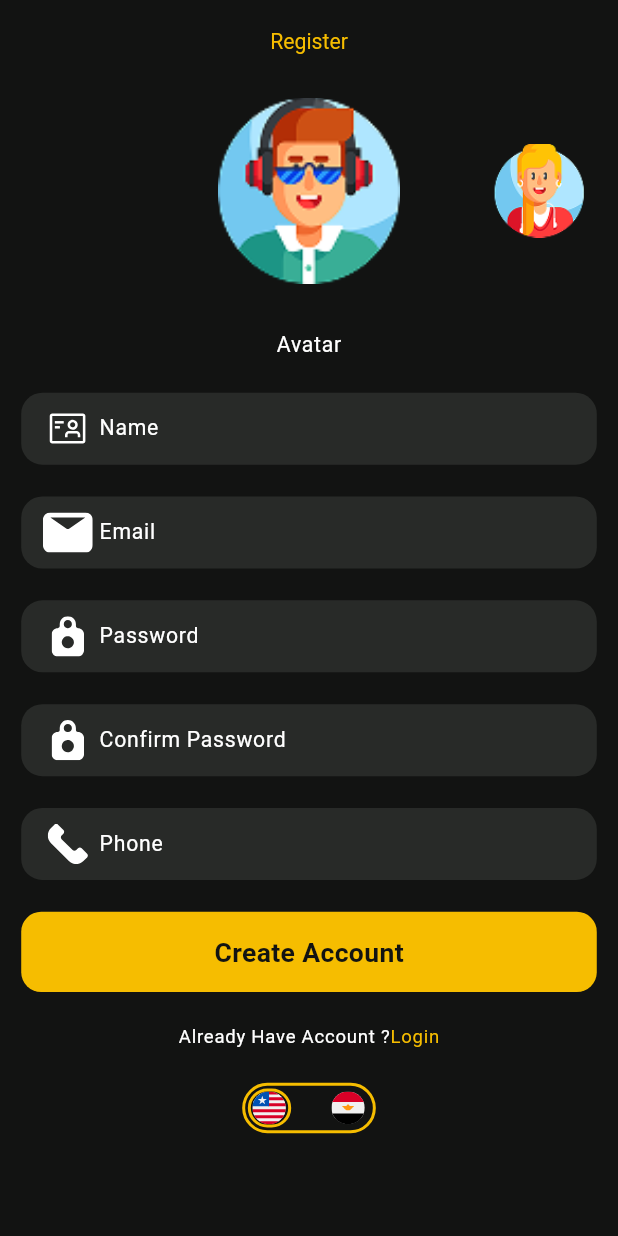
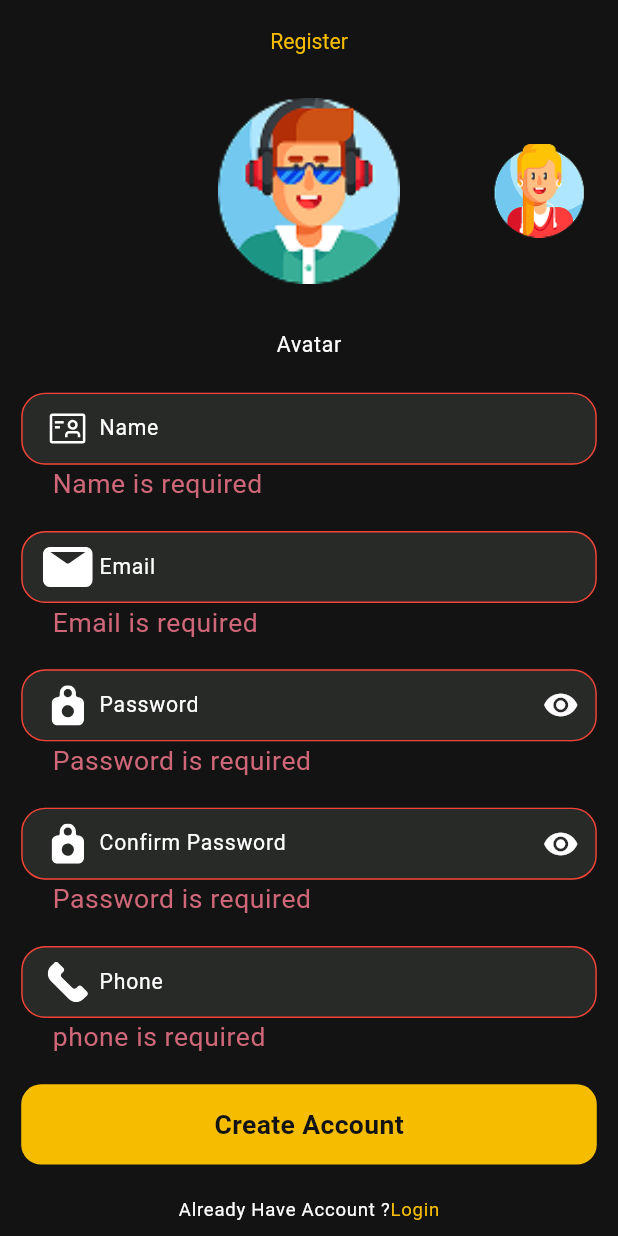
Before and after one commit to shaimaamagdy31/movies-app, a Flutter app: the screen it shows after launch, after a tap on "Create Account", on a phone screen of 412 x 824 dp. Run offline on Flutter 3.47's test engine with Material 3 defaults, Android fonts, the phone set to English and light mode, and no system bars; our stand-ins replace cloud_firestore, firebase_auth, firebase_core, flutter_bloc, flutter_screenutil, flutter_svg and 1 more; accounts and stored records are empty; generated files the repository leaves out were written again.

Commit message:
finish implement firebase signup authentication

```diff
--- a/lib/core/utils/AppConstants.dart
+++ b/lib/core/utils/AppConstants.dart
@@ -12,5 +12,17 @@ class AppConstants {
     AssetsManager.gamer8,
     AssetsManager.gamer9,
   ];
+  static Map<String,String> avatarMap={
+    "0":AssetsManager.gamer1,
+    "1":AssetsManager.gamer2,
+    "2":AssetsManager.gamer3,
+    "3":AssetsManager.gamer4,
+    "4":AssetsManager.gamer5,
+    "5":AssetsManager.gamer6,
+    "6":AssetsManager.gamer7,
+    "7":AssetsManager.gamer8,
+    "8":AssetsManager.gamer9,
+
+  };
 
 }
--- /dev/null
+++ b/lib/core/utils/AppValidations.dart
@@ -0,0 +1,68 @@
+class AppValidations {
+  static late String password_1;
+
+  static String? validateName(String? value) {
+    if (value == null || value.isEmpty) {
+      return 'Name is required';
+    }
+
+    return null;
+  }
+  static String? validatePhone(String? value) {
+    if (value == null || value.isEmpty) {
+      return 'phone is required';
+    }
+    final phoneRegex = RegExp(r'^01[0-9]{9}$');
+
+    if (!phoneRegex.hasMatch(value)) {
+      return 'Please enter a valid phone ';
+    }
+
+    return null;
+  }
+  static String? validateEmail(String? value) {
+    if (value == null || value.isEmpty) {
+      return 'Email is required';
+    }
+
+    // Email regex pattern
+
+    final RegExp emailRegex = RegExp(
+      r'^[a-zA-Z0-9._%+-]+@[a-zA-Z0-9.-]+\.[a-zA-Z]{2,}$',
+    );
+
+    if (!emailRegex.hasMatch(value)) {
+      return 'Please enter a valid email address';
+  }
+
+    return null;
+  }
+
+  static String? validatePassword(String? value) {
+    if (value == null || value.isEmpty) {
+      return 'Password is required';
+    }
+
+    if (value.length < 8) {
+      return 'Password must be at least 8 characters';
+    }
+    password_1=value;
+
+    return null;
+  }
+  static String? validateConfirmPassword(String? value) {
+    if (value == null || value.isEmpty) {
+      return 'Password is required';
+    }
+
+    if (value.length < 8) {
+      return 'Password must be at least 8 characters';
+    }
+    if(value != password_1){
+      return "passwords don't match";
+    }
+
+    return null;
+  }
+
+}
--- a/lib/main.dart
+++ b/lib/main.dart
@@ -1,9 +1,16 @@
+import 'package:firebase_core/firebase_core.dart';
 import 'package:flutter/material.dart';
 import 'package:flutter_screenutil/flutter_screenutil.dart';
 import 'package:movies_app/core/utils/AppTheme.dart';
 import 'package:movies_app/ui/signup/screen/signup_screen.dart';
 
-void main() {
+import 'firebase_options.dart';
+
+Future<void> main() async {
+  WidgetsFlutterBinding.ensureInitialized();
+  await Firebase.initializeApp(
+    options: DefaultFirebaseOptions.currentPlatform,
+  );
   runApp(const MyApp());
 }
 
--- /dev/null
+++ b/lib/model/user.dart
@@ -0,0 +1,50 @@
+class User{
+
+  String? id;
+  String? name;
+  String? phone;
+  String? email;
+  String? idAvatar;
+  List<String>?favorites;
+
+
+
+
+  User({this.id,this.name,this.email,this.favorites,this.phone,this.idAvatar});
+
+  User.fromFirestore(Map<String,dynamic>? data){
+    id=data?["id"];
+    name=data?["name"];
+    email=data?["email"];
+    phone=data?["phone"];
+    idAvatar=data?["idAvatar"];
+    favorites = List<String>.from(data?["favorites"]);
+
+
+  }
+
+  Map<String,dynamic> toFirestore(){
+    return {
+      "id":id,
+      "name":name,
+      "email":email,
+      "phone":phone,
+      "idAvatar":idAvatar,
+      "favorites":favorites
+    };
+
+
+
+  }
+
+
+
+
+
+
+
+
+
+
+
+}
--- a/lib/ui/signup/screen/signup_screen.dart
+++ b/lib/ui/signup/screen/signup_screen.dart
@@ -1,13 +1,16 @@
 import 'package:flutter/material.dart';
+import 'package:flutter_bloc/flutter_bloc.dart';
 import 'package:flutter_screenutil/flutter_screenutil.dart';
 import 'package:movies_app/core/reusable_components/customBtn.dart';
 import 'package:movies_app/core/reusable_components/customChoiceBtn.dart';
 import 'package:movies_app/core/reusable_components/customTextFormField.dart';
 import 'package:movies_app/core/utils/AppConstants.dart';
+import 'package:movies_app/core/utils/AppValidations.dart';
 import 'package:movies_app/core/utils/AssetsManager.dart';
 import 'package:movies_app/core/utils/ColorsManager.dart';
 import 'package:movies_app/core/utils/StringsManager.dart';
-
+import 'package:movies_app/core/utils/dialog_utils.dart';
+import '../view_model/signup_view_model.dart';
 import '../wedgets/avatarImageView.dart';
 
 class SignupScreen extends StatefulWidget {
@@ -60,9 +63,33 @@ class _SignupScreenState extends State<SignupScreen> {
     return Scaffold(
       resizeToAvoidBottomInset: false,
       appBar: AppBar(title: Text(StringsManager.register),),
-      body: SafeArea(
+      body: BlocProvider(
+        create:(_)=>SignupAuthCubit(),
+        child:BlocConsumer<SignupAuthCubit,AuthStates>(
+          listener: (context,state){
+            if(state is AuthLoadingState){
+              DialogUtils.showLoadingDialog(context);
+            }
+            if(state is AuthErrorState) {
+              Navigator.of(context,rootNavigator:true).pop();
+              DialogUtils.showMassagingDialog(
+                context,
+                state.errorMsg,
+              );
+            }
+            if(state is AuthSuccessState){
+              Navigator.of(context,rootNavigator:true).pop();
+              DialogUtils.toastMassagingDialog(
+                "Account created successfully",
+              );
+            }
+          },
+          builder:(context,state){
+            return  SafeArea(
               child: Padding(
                 padding: REdgeInsets.symmetric(horizontal: 16),
+                child: Form(
+                  key:formKey,
                   child: SingleChildScrollView(
                     child: Column(
                       spacing: 24.h,
@@ -85,6 +112,7 @@ class _SignupScreenState extends State<SignupScreen> {
                         Text(StringsManager.avatar,style: Theme.of(context).textTheme.labelSmall,),
                         CustomTextFormField(
                           hintText: StringsManager.nameHint,
+                          validator: AppValidations.validateName,
                           controller: nameController,
                           keyboardType: TextInputType.name,
                           textInputAction: TextInputAction.next,
@@ -93,6 +121,7 @@ class _SignupScreenState extends State<SignupScreen> {
                         CustomTextFormField(
                           hintText: StringsManager.emailHint,
                           controller: emailController,
+                          validator: AppValidations.validateEmail,
                           keyboardType: TextInputType.emailAddress,
                           textInputAction: TextInputAction.next,
                           prefixIconData: AssetsManager.emailIcon,
@@ -100,6 +129,8 @@ class _SignupScreenState extends State<SignupScreen> {
                         CustomTextFormField(
                           hintText: StringsManager.passwordHint,
                           controller: passwordController,
+                          validator: AppValidations.validatePassword,
+                          isPassword: true,
                           keyboardType: TextInputType.visiblePassword,
                           textInputAction: TextInputAction.next,
                           prefixIconData: AssetsManager.passwordIcon,
@@ -107,8 +138,10 @@ class _SignupScreenState extends State<SignupScreen> {
                         CustomTextFormField(
                           hintText: StringsManager.confirmPasswordHint,
                           controller: confirmPasswordController,
+                          validator: AppValidations.validateConfirmPassword,
                           keyboardType: TextInputType.visiblePassword,
                           textInputAction: TextInputAction.next,
+                          isPassword: true,
                           prefixIconData: AssetsManager.passwordIcon,
                         ),
                         CustomTextFormField(
@@ -116,13 +149,26 @@ class _SignupScreenState extends State<SignupScreen> {
                           controller: phoneController,
                           keyboardType: TextInputType.phone,
                           textInputAction: TextInputAction.done,
+                          validator: AppValidations.validatePhone,
                           prefixIconData: AssetsManager.phoneIcon,
                         ),
-                CustomBtn(text: StringsManager.createAccount, onPressed: (){},
+
+                        CustomBtn(text: StringsManager.createAccount, onPressed: (){
+                          if(formKey.currentState?.validate() ?? false){
+                            context.read<SignupAuthCubit>().signUp(
+                                name: nameController.text,
+                                email: emailController.text,
+                                idAvatar: currentIndex.toString(),
+                                phone: phoneController.text,
+                                password: passwordController.text
+                            );
+                          }
+                        },
                           colorContainer:Theme.of(context).colorScheme.primary,
                           colorText: Theme.of(context).colorScheme.onPrimary,
                           borderContainer:Colors.transparent,
                         ),
+
                         Row(
                           mainAxisAlignment: MainAxisAlignment.center,
                           children: [
@@ -140,21 +186,21 @@ class _SignupScreenState extends State<SignupScreen> {
                                 style: Theme.of(context).textTheme.labelSmall?.copyWith(
                                     fontSize: 14.sp,
                                     color: ColorsManager.yellow
-
                                 ),
                               ),
                             ),
-
                           ],
                         ),
                         Customchoicebtn()
                       ],
-
                     ),
                   ),
                 ),
               ),
-
+            );
+          }
+        )
+      ),
     );
   }
 }
--- /dev/null
+++ b/lib/ui/signup/view_model/signup_view_model.dart
@@ -0,0 +1,56 @@
+import 'package:cloud_firestore/cloud_firestore.dart';
+import 'package:firebase_auth/firebase_auth.dart';
+import 'package:flutter_bloc/flutter_bloc.dart';
+import 'package:movies_app/model/user.dart' as MyUser;
+import '../../../remote/network/firestore_Manager.dart';
+
+class SignupAuthCubit extends Cubit<AuthStates>{
+  SignupAuthCubit() : super(AuthInitialState());
+
+  final FirebaseAuth _auth = FirebaseAuth.instance;
+  final FirebaseFirestore _firestore = FirebaseFirestore.instance;
+
+  Future<void> signUp({required String name, required String email, required String password, required String phone,required String idAvatar}) async {
+
+    try{
+      emit(AuthLoadingState());
+      final credential = await FirebaseAuth.instance
+          .createUserWithEmailAndPassword(
+        email: email,
+        password: password,
+      );
+      await FirestoreManager.saveUser(
+       MyUser.User(
+        name:name,
+        email: email,
+        phone:phone,
+        idAvatar: idAvatar,
+        id: FirebaseAuth.instance.currentUser!.uid,
+        favorites: [],
+      )
+      );
+      emit(AuthSuccessState());
+
+    }on FirebaseAuthException catch (e) {
+      if (e.code == 'weak-password') {
+        emit(AuthErrorState('The password provided is too weak.'));
+
+      } else if (e.code == 'email-already-in-use') {
+        emit(AuthErrorState("The account already exists for that email."));
+      }
+    }catch(e){
+      emit(AuthErrorState(e.toString()));
+    }
+  }
+
+
+}
+sealed class AuthStates{}
+
+class AuthInitialState extends AuthStates{}
+class AuthLoadingState extends AuthStates{}
+class AuthErrorState extends AuthStates{
+  String errorMsg;
+  AuthErrorState(this.errorMsg);
+}
+class AuthSuccessState extends AuthStates{}
--- a/pubspec.yaml
+++ b/pubspec.yaml
@@ -36,6 +36,12 @@ dependencies:
   cupertino_icons: ^1.0.8
   flutter_screenutil: ^5.9.3
   flutter_svg: ^2.3.0
+  firebase_core: ^4.9.0
+  firebase_auth: ^6.5.1
+  cloud_firestore: ^6.2.0
+  google_sign_in: ^7.2.0
+  flutter_bloc: ^9.1.1
+  fluttertoast: ^9.0.0
 
 dev_dependencies:
   flutter_test:
```
Also changed, not shown: lib/core/utils/dialog_utils.dart (added, +56 -0 lines), lib/remote/network/firestore_Manager.dart (added, +51 -0 lines), pubspec.lock, 4 other files. Lines whose indentation alone changed are shown as unchanged.
